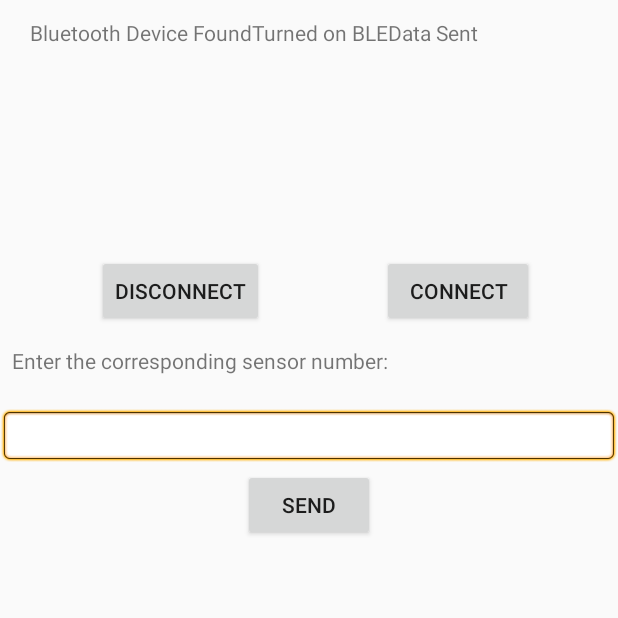
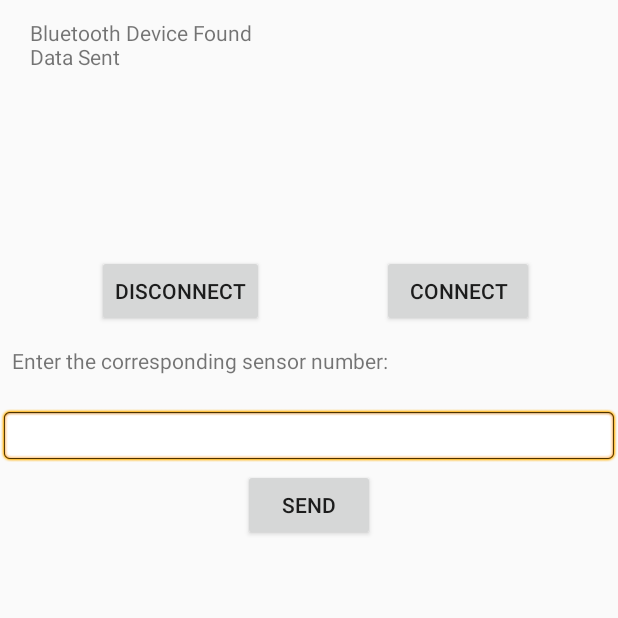
Before and after one commit to BlackIce21/bleTest2, an Android app: the screen it shows after launch (MainActivity), after a tap on "SEND", on a phone screen of 412 x 824 dp, the top half of it. Run offline under Robolectric (Android 15) with nearby library versions, the phone set to English and light mode, and no system bars; 1 statement that could not run was skipped; 1 other tap on this screen came first.

Commit message:
Fix View

```diff
--- a/app/src/main/java/com/example/adit/bletest2/MainActivity.java
+++ b/app/src/main/java/com/example/adit/bletest2/MainActivity.java
@@ -6,6 +6,7 @@ import android.bluetooth.BluetoothSocket;
 import android.content.Intent;
 import android.os.Bundle;
 import android.os.Handler;
+import android.text.method.ScrollingMovementMethod;
 import android.view.View;
 import android.widget.TextView;
 import android.widget.EditText;
@@ -18,6 +19,8 @@ import java.util.UUID;
 
 import android.support.v7.app.AppCompatActivity;
 import android.os.Bundle;
+import android.widget.Toast;
+
 public class MainActivity extends Activity
 {
     TextView myLabel;
@@ -47,7 +50,9 @@ public class MainActivity extends Activity
         myLabel = (TextView)findViewById(R.id.label);
         myTextbox = (EditText)findViewById(R.id.entry);
 
-        //Open Button
+        myLabel.setMovementMethod(new ScrollingMovementMethod());
+
+        //Connect Button
         openButton.setOnClickListener(new View.OnClickListener()
         {
             public void onClick(View v)
@@ -93,7 +98,7 @@ public class MainActivity extends Activity
         mBluetoothAdapter = BluetoothAdapter.getDefaultAdapter();
         if(mBluetoothAdapter == null)
         {
-            myLabel.setText("No bluetooth adapter available");
+            myLabel.setText("No bluetooth adapter available\n");
         }
 
         if(!mBluetoothAdapter.isEnabled())
@@ -114,7 +119,7 @@ public class MainActivity extends Activity
                 }
             }
         }
-        myLabel.append("Bluetooth Device Found");
+        myLabel.append("Bluetooth Device Found\n");
     }
 
     void openBT() throws IOException
@@ -127,7 +132,7 @@ public class MainActivity extends Activity
 
         beginListenForData();
 
-        myLabel.append("Turned on BLE");
+        //myLabel.setText("Turned on BLE\n");
     }
 
     void beginListenForData()
@@ -165,7 +170,7 @@ public class MainActivity extends Activity
                                     {
                                         public void run()
                                         {
-                                            myLabel.append(data);
+                                            myLabel.append(data+"\n");
                                         }
                                     });
                                 }
@@ -192,7 +197,8 @@ public class MainActivity extends Activity
         String msg = myTextbox.getText().toString();
         msg += "\n";
         mmOutputStream.write(msg.getBytes());
-        myLabel.append("Data Sent");
+        myLabel.append("Data Sent\n");
+        myTextbox.getText().clear();
     }
 
     void connectMQ(){}
@@ -205,6 +211,6 @@ public class MainActivity extends Activity
         mmOutputStream.close();
         mmInputStream.close();
         mmSocket.close();
-        myLabel.setText("Bluetooth Closed");
+        myLabel.setText("Bluetooth Closed\n");
     }
 }
--- a/app/src/main/res/layout/activity_main.xml
+++ b/app/src/main/res/layout/activity_main.xml
@@ -88,8 +88,9 @@
         android:layout_marginEnd="8dp"
         android:layout_marginStart="8dp"
         android:layout_marginTop="8dp"
-        android:lines="10"
-        android:maxLines="10"
+        android:scrollbars="vertical"
+        android:lines="100"
+        android:maxLines="100"
         android:text=""
         app:layout_constraintBottom_toTopOf="@+id/setSensor"
         app:layout_constraintEnd_toEndOf="parent"
```
